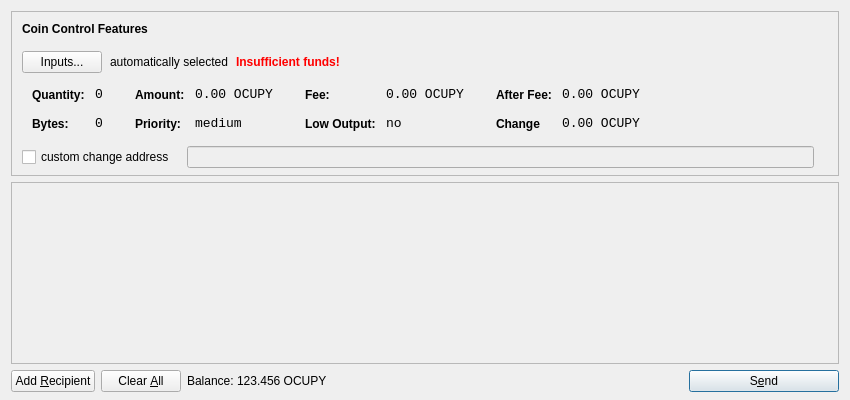
First picture: the form in src/qt/forms/sendcoinsdialog.ui, repository macht1/blitz, before the edit.
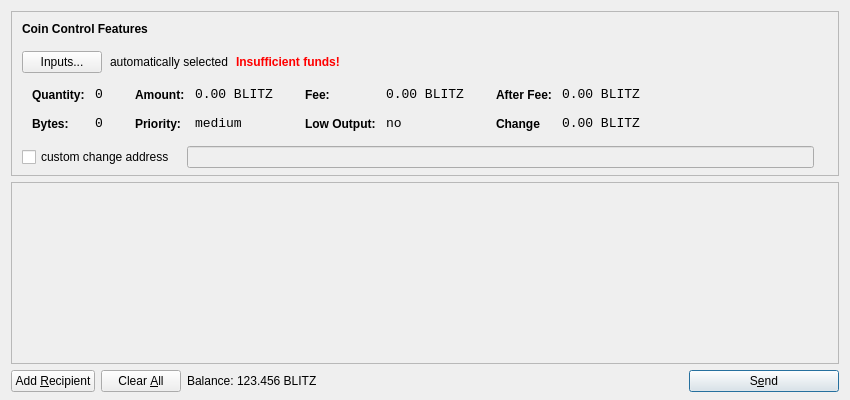
Second picture: the form after the edit. Icons and pictures are not drawn.

Commit message: Rebranding from Ocupy to Blitz

Diff of the .ui file:
```diff
--- a/src/qt/forms/sendcoinsdialog.ui
+++ b/src/qt/forms/sendcoinsdialog.ui
@@ -321,7 +321,7 @@
                   <enum>Qt::ActionsContextMenu</enum>
                  </property>
                  <property name="text">
-                  <string>0.00 OCUPY</string>
+                  <string>0.00 BLITZ</string>
                  </property>
                  <property name="textInteractionFlags">
                   <set>Qt::LinksAccessibleByMouse|Qt::TextSelectableByKeyboard|Qt::TextSelectableByMouse</set>
@@ -407,7 +407,7 @@
                   <enum>Qt::ActionsContextMenu</enum>
                  </property>
                  <property name="text">
-                  <string>0.00 OCUPY</string>
+                  <string>0.00 BLITZ</string>
                  </property>
                  <property name="textInteractionFlags">
                   <set>Qt::LinksAccessibleByMouse|Qt::TextSelectableByKeyboard|Qt::TextSelectableByMouse</set>
@@ -493,7 +493,7 @@
                   <enum>Qt::ActionsContextMenu</enum>
                  </property>
                  <property name="text">
-                  <string>0.00 OCUPY</string>
+                  <string>0.00 BLITZ</string>
                  </property>
                  <property name="textInteractionFlags">
                   <set>Qt::LinksAccessibleByMouse|Qt::TextSelectableByKeyboard|Qt::TextSelectableByMouse</set>
@@ -525,7 +525,7 @@
                   <enum>Qt::ActionsContextMenu</enum>
                  </property>
                  <property name="text">
-                  <string>0.00 OCUPY</string>
+                  <string>0.00 BLITZ</string>
                  </property>
                  <property name="textInteractionFlags">
                   <set>Qt::LinksAccessibleByMouse|Qt::TextSelectableByKeyboard|Qt::TextSelectableByMouse</set>
@@ -732,7 +732,7 @@
           <cursorShape>IBeamCursor</cursorShape>
          </property>
          <property name="text">
-          <string>123.456 OCUPY</string>
+          <string>123.456 BLITZ</string>
          </property>
          <property name="textInteractionFlags">
           <set>Qt::LinksAccessibleByMouse|Qt::TextSelectableByKeyboard|Qt::TextSelectableByMouse</set>
```
The commit also changes 170 other files.
